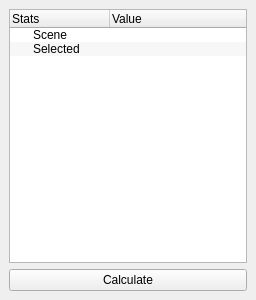
This is delta3d/utilities/STAGE/plugins/STMapStatistics/mapstatistics.ui in delta3d/delta3d as Qt 5 draws it before an edit. The edited form follows.
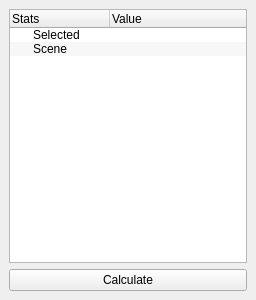
This is the edited form.

Commit message: Added several additional OSG stats to the stat plugin.

```diff
--- a/delta3d/utilities/STAGE/plugins/STMapStatistics/mapstatistics.ui
+++ b/delta3d/utilities/STAGE/plugins/STMapStatistics/mapstatistics.ui
@@ -68,15 +68,15 @@
       </column>
       <item>
        <property name="text">
-        <string>Scene</string>
-       </property>
-       <property name="text">
-        <string/>
+        <string>Selected</string>
        </property>
       </item>
       <item>
        <property name="text">
-        <string>Selected</string>
+        <string>Scene</string>
+       </property>
+       <property name="text">
+        <string/>
        </property>
       </item>
      </widget>
```
The commit also changes 2 other files.
